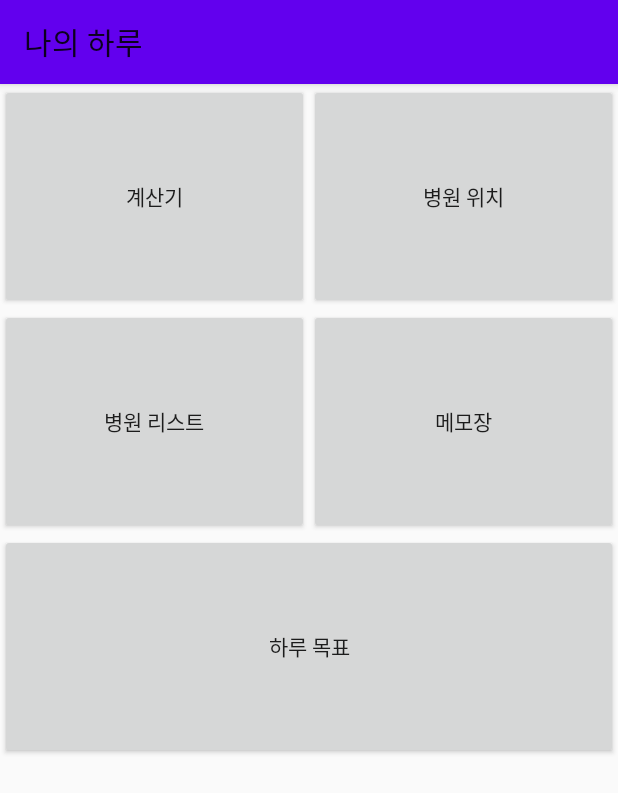
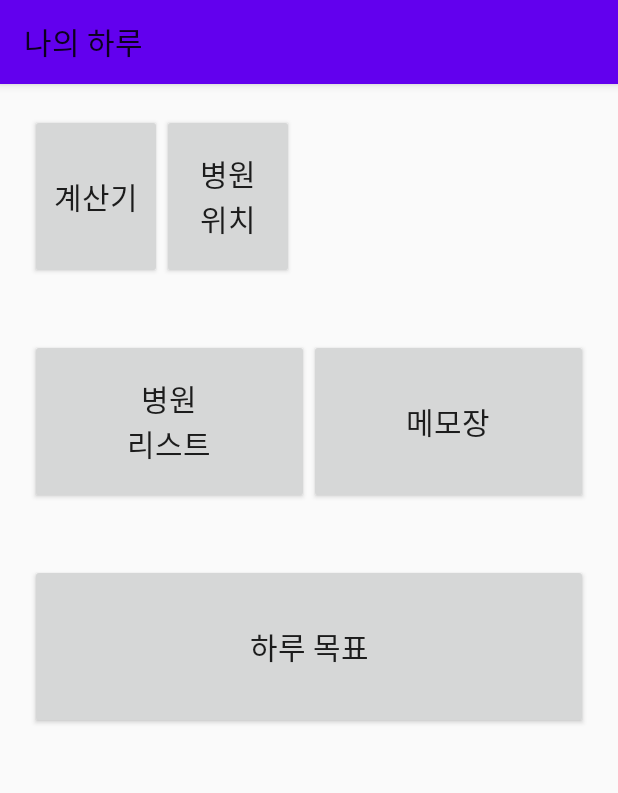
Before and after one commit to JiYeon0203/MyEveryday, an Android app: the screen it shows after launch (MainActivity), on a phone screen of 412 x 824 dp. Shown: the top 793 px of the screen. Run offline under Robolectric (Android 15) with nearby library versions, the phone set to English and light mode, and no system bars.

Commit message:
06-12 update

```diff
--- a/app/src/main/java/com/baewha/myeveryday/FourActivity.java
+++ b/app/src/main/java/com/baewha/myeveryday/FourActivity.java
@@ -70,7 +70,7 @@ public class FourActivity extends AppCompatActivity {
 
                 while (cursor.moveToNext()) {
                     strtitle += cursor.getString(0) + "\r\n";
-                    strcontent += cursor.getString(0) + "\r\n";
+                    strcontent += cursor.getString(1) + "\r\n";
                 }
 
                 ettitleresult.setText(strtitle);
--- a/app/src/main/res/layout/activity_main.xml
+++ b/app/src/main/res/layout/activity_main.xml
@@ -10,17 +10,40 @@
 
     <LinearLayout
         android:layout_width="match_parent"
-        android:layout_height="150dp">
+        android:layout_height="150dp"
+        android:padding="20dp">
         <Button
             android:id="@+id/btn1"
             android:text="계산기"
+            android:textSize="20dp"
+            android:layout_width="wrap_content"
+            android:layout_height="match_parent">
+        </Button>
+        <Button
+            android:id="@+id/btn2"
+            android:text="병원\n위치"
+            android:textSize="20dp"
+            android:layout_width="wrap_content"
+            android:layout_height="match_parent">
+        </Button>
+    </LinearLayout>
+
+    <LinearLayout
+        android:layout_width="match_parent"
+        android:layout_height="150dp"
+        android:padding="20dp">
+        <Button
+            android:id="@+id/btn3"
+            android:text="병원\n리스트"
+            android:textSize="20dp"
             android:layout_width="match_parent"
             android:layout_height="match_parent"
             android:layout_weight="1">
         </Button>
         <Button
-            android:id="@+id/btn2"
-            android:text="병원 위치"
+            android:id="@+id/btn4"
+            android:text="메모장"
+            android:textSize="20dp"
             android:layout_width="match_parent"
             android:layout_height="match_parent"
             android:layout_weight="1">
@@ -29,29 +52,12 @@
 
     <LinearLayout
         android:layout_width="match_parent"
-        android:layout_height="150dp">
-        <Button
-            android:id="@+id/btn3"
-            android:text="병원 리스트"
-            android:layout_width="match_parent"
-            android:layout_height="match_parent"
-            android:layout_weight="1">
-        </Button>
-        <Button
-            android:id="@+id/btn4"
-            android:text="메모장"
-            android:layout_width="match_parent"
-            android:layout_height="match_parent"
-            android:layout_weight="1">
-        </Button>
-    </LinearLayout>
-
-    <LinearLayout
-        android:layout_width="match_parent"
-        android:layout_height="150dp">
+        android:layout_height="150dp"
+        android:padding="20dp">
         <Button
             android:id="@+id/btn5"
             android:text="하루 목표"
+            android:textSize="20dp"
             android:layout_width="match_parent"
             android:layout_height="match_parent"
             android:layout_weight="1">
--- a/app/src/main/res/layout/second.xml
+++ b/app/src/main/res/layout/second.xml
@@ -18,8 +18,7 @@
         android:layout_width="match_parent"
         android:layout_height="wrap_content"
         android:text="돌아가기"
-        android:textSize="20sp"
-        android:background="#ffff00">
+        android:textSize="20sp">
     </Button>
 
     <fragment
```
